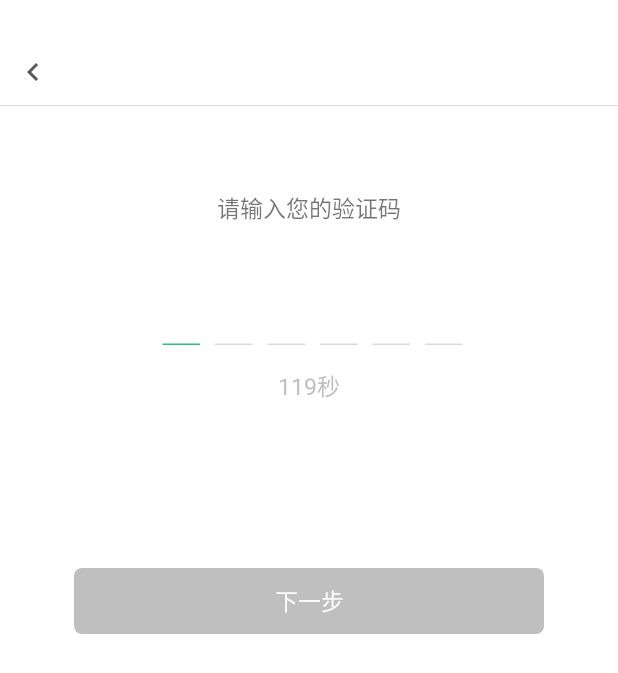
After one commit to AllureCool/QZCloud, an Android app: the ModifyPwdActivity screen opened directly, with no data from a screen before it, on a phone screen of 412 x 824 dp. The commit adds this screen. Shown: the top 673 px of the screen. Run offline under Robolectric (Android 15) with nearby library versions, the phone set to English and light mode, and no system bars; our stand-ins replace RxJava; libraries missing offline, so code that uses them is left out: com.gyf.barlibrary, com.jakewharton.rxrelay2, com.kaopiz.kprogresshud, es.dmoral.toasty; 8 statements that could not run were skipped.

Commit message:
修改密码功能完成

```diff
--- a/app/src/main/AndroidManifest.xml
+++ b/app/src/main/AndroidManifest.xml
@@ -21,7 +21,9 @@
         </activity>
         <activity android:name=".ui.MainActivity"
             android:screenOrientation="portrait"/>
-        <activity android:name=".ui.user.loign.LoginActivity"
+        <activity android:name=".ui.user.loign.activity.LoginActivity"
+            android:screenOrientation="portrait"/>
+        <activity android:name=".ui.user.loign.activity.ModifyPwdActivity"
             android:screenOrientation="portrait"/>
 
         <meta-data
--- a/app/src/main/java/com/smile/qzclould/ui/MainFragment.kt
+++ b/app/src/main/java/com/smile/qzclould/ui/MainFragment.kt
@@ -26,7 +26,7 @@ class MainFragment: BaseFragment() {
         mFragments.add(CloudBoardFragment())
         mFragments.add(HomeSecondFragment())
         mFragments.add(HomeThirdFragment())
-        mFragments.add(UserBoardFragment())
+        mFragments.add(HomeFourthFragment())
 
         mVpContainer.adapter = object : FragmentPagerAdapter(childFragmentManager) {
             override fun getItem(position: Int): Fragment {
--- a/app/src/main/java/com/smile/qzclould/ui/SplashActivity.kt
+++ b/app/src/main/java/com/smile/qzclould/ui/SplashActivity.kt
@@ -4,7 +4,7 @@ import android.content.Intent
 import android.os.Bundle
 import android.support.v7.app.AppCompatActivity
 import com.smile.qzclould.manager.UserInfoManager
-import com.smile.qzclould.ui.user.loign.LoginActivity
+import com.smile.qzclould.ui.user.loign.activity.LoginActivity
 
 class SplashActivity: AppCompatActivity() {
     override fun onCreate(savedInstanceState: Bundle?) {
--- a/app/src/main/java/com/smile/qzclould/ui/user/loign/LoginActivity.kt
+++ b/app/src/main/java/com/smile/qzclould/ui/user/loign/activity/LoginActivity.kt
@@ -1,4 +1,4 @@
-package com.smile.qzclould.ui.user.loign
+package com.smile.qzclould.ui.user.loign.activity
 
 import androidx.navigation.Navigation
 import com.gyf.barlibrary.ImmersionBar
--- /dev/null
+++ b/app/src/main/java/com/smile/qzclould/ui/user/loign/activity/ModifyPwdActivity.kt
@@ -0,0 +1,39 @@
+package com.smile.qzclould.ui.user.loign.activity
+
+import android.os.Handler
+import androidx.navigation.Navigation
+import com.smile.qielive.common.BaseActivity
+import com.smile.qzclould.R
+import com.smile.qzclould.common.App
+import com.smile.qzclould.event.ModifyPwdEvent
+import com.smile.qzclould.ui.user.loign.fragment.PwdInputFragment
+import com.smile.qzclould.utils.RxBus
+
+class ModifyPwdActivity : BaseActivity() {
+
+    private var mToolbarTitle: String? = null
+    private var mPhoneInfo: String? = null
+    private var mJumpType = PwdInputFragment.TYPE_REGISTER
+
+    private val navController by lazy {  Navigation.findNavController(this, R.id.modify_pwd_fragment) }
+    override fun setLayoutId(): Int {
+        return R.layout.act_modify_pwd
+    }
+
+    override fun onSupportNavigateUp(): Boolean {
+        return navController.navigateUp()
+    }
+
+    override fun initData() {
+        mToolbarTitle = intent.getBundleExtra("bundle_extra").getString("toolbar_title")
+        mPhoneInfo = intent.getBundleExtra("bundle_extra").getString("phone_info")
+        mJumpType = intent.getBundleExtra("bundle_extra").getInt("jump_type")
+    }
+
+    override fun initView() {
+
+        Handler().postDelayed({
+            RxBus.post(ModifyPwdEvent(mPhoneInfo!!, App.instance.getString(R.string.modify_pwd), mJumpType))
+        }, 200)
+    }
+}
--- a/app/src/main/java/com/smile/qzclould/ui/user/loign/fragment/PwdInputFragment.kt
+++ b/app/src/main/java/com/smile/qzclould/ui/user/loign/fragment/PwdInputFragment.kt
@@ -85,7 +85,7 @@ class PwdInputFragment : BaseFragment() {
         mModel.modifyPwdResult.observe(this, Observer {
             stopLoading()
             showToast(Constants.TOAST_SUCCESS, App.instance.getString(R.string.modify_pwd_success))
-            Navigation.findNavController(mBtnComplete).navigate(R.id.action_pwdInputFragment2_to_homeFourthFragment)
+            mActivity?.finish()
         })
 
         mModel.errorStatus.observe(this, Observer {
--- /dev/null
+++ b/app/src/main/res/layout/act_modify_pwd.xml
@@ -0,0 +1,13 @@
+<?xml version="1.0" encoding="utf-8"?>
+<FrameLayout xmlns:android="http://schemas.android.com/apk/res/android"
+    android:layout_width="match_parent"
+    android:layout_height="match_parent"
+    xmlns:app="http://schemas.android.com/apk/res-auto">
+    <fragment
+        android:id="@+id/modify_pwd_fragment"
+        android:name="androidx.navigation.fragment.NavHostFragment"
+        android:layout_width="match_parent"
+        android:layout_height="match_parent"
+        app:defaultNavHost="true"
+        app:navGraph="@navigation/nav_graph_modify_pwd"/>
+</FrameLayout>
--- a/app/src/main/res/navigation/nav_graph_cloud.xml
+++ b/app/src/main/res/navigation/nav_graph_cloud.xml
@@ -20,6 +20,6 @@
         android:label="FolderFragment" />
     <activity
         android:id="@+id/loginActivity"
-        android:name="com.smile.qzclould.ui.user.loign.LoginActivity"
+        android:name="com.smile.qzclould.ui.user.loign.activity.LoginActivity"
         android:label="LoginActivity" />
 </navigation>
--- /dev/null
+++ b/app/src/main/res/navigation/nav_graph_modify_pwd.xml
@@ -0,0 +1,20 @@
+<?xml version="1.0" encoding="utf-8"?>
+<navigation xmlns:android="http://schemas.android.com/apk/res/android"
+    xmlns:app="http://schemas.android.com/apk/res-auto" android:id="@+id/nav_graph_modify_pwd"
+    app:startDestination="@id/verifyCodeInputFragment3">
+
+    <fragment
+        android:id="@+id/verifyCodeInputFragment3"
+        android:name="com.smile.qzclould.ui.user.loign.fragment.VerifyCodeInputFragment"
+        android:label="VerifyCodeInputFragment" >
+        <action
+            android:id="@+id/action_verifyCodeInputFragment3_to_pwdInputFragment3"
+            app:destination="@id/pwdInputFragment3"
+            app:enterAnim="@anim/anim_frag_enter"
+            app:popExitAnim="@anim/anim_frag_exit"/>
+    </fragment>
+    <fragment
+        android:id="@+id/pwdInputFragment3"
+        android:name="com.smile.qzclould.ui.user.loign.fragment.PwdInputFragment"
+        android:label="PwdInputFragment" />
+</navigation>
```
Also changed, not shown: app/src/main/java/com/smile/qzclould/event/ModifyPwdEvent.kt (added, +7 -0 lines), app/src/main/java/com/smile/qzclould/ui/MainActivity.kt (+17 -15 lines), app/src/main/java/com/smile/qzclould/ui/cloud/fragment/HomeFirstFragment.kt (+1 -6 lines), app/src/main/java/com/smile/qzclould/ui/user/HomeFourthFragment.kt (+4 -4 lines), app/src/main/java/com/smile/qzclould/ui/user/loign/fragment/VerifyCodeInputFragment.kt (+20 -3 lines), 1 other file.
